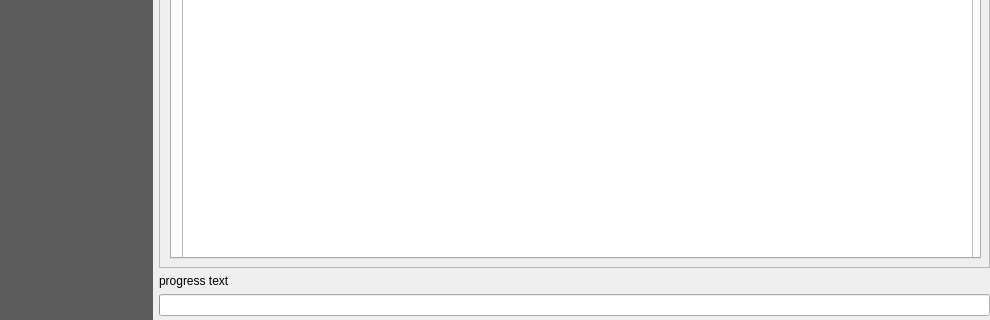
Old version of the form tellae/dialogs/main_window.ui in the repository tellae/qgis-tellae-plugin; both pictures show x 0 to 990 and y 529 to 849 of the 990 by 849 pixel window.
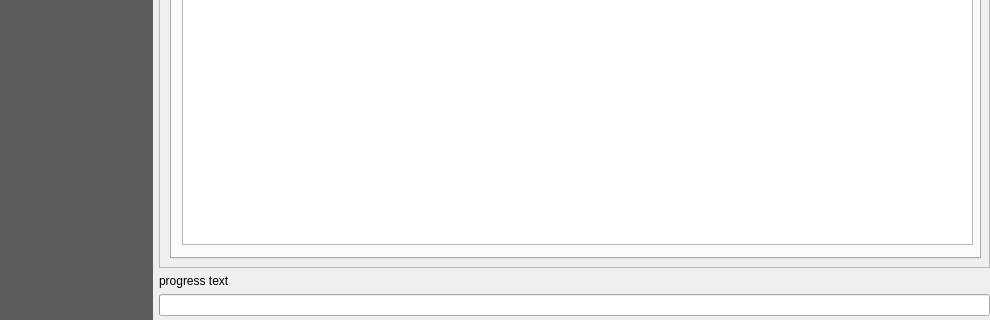
New version of the form. The open tabs and pages were chosen to show the change. Custom widgets are drawn as their Qt base class.

```diff
--- a/tellae/dialogs/main_window.ui
+++ b/tellae/dialogs/main_window.ui
@@ -273,7 +273,7 @@
                     <x>10</x>
                     <y>70</y>
                     <width>791</width>
-                    <height>661</height>
+                    <height>621</height>
                    </rect>
                   </property>
                   <property name="alternatingRowColors">
```
Left out of the diff: 2 changed lines with no effect on the pictures.
